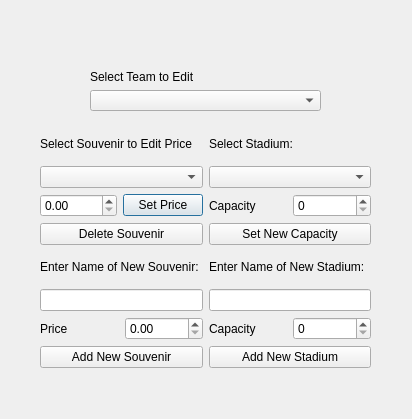
First picture: the form in adminwindow.ui, repository dal07065/Let-s-Play-NFL-Football, before the edit.
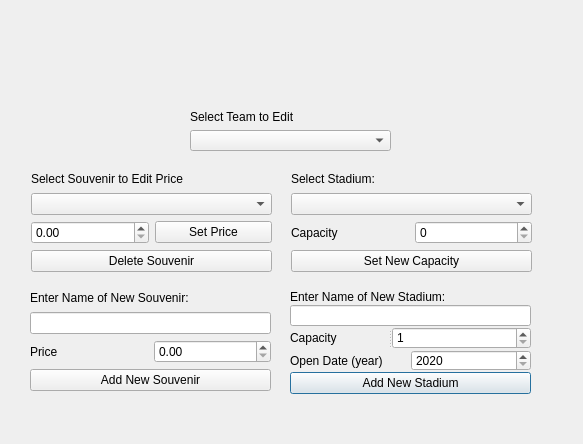
Second picture: the form after the edit. Icons and pictures are not drawn.

The edit to the form file:
```diff
--- a/adminwindow.ui
+++ b/adminwindow.ui
@@ -6,8 +6,8 @@
    <rect>
     <x>0</x>
     <y>0</y>
-    <width>412</width>
-    <height>419</height>
+    <width>583</width>
+    <height>444</height>
    </rect>
   </property>
   <property name="windowTitle">
@@ -16,10 +16,10 @@
   <widget class="QLabel" name="label_2">
    <property name="geometry">
     <rect>
-     <x>40</x>
-     <y>10</y>
-     <width>331</width>
-     <height>51</height>
+     <x>42</x>
+     <y>12</y>
+     <width>496</width>
+     <height>90</height>
     </rect>
    </property>
    <property name="text">
@@ -32,18 +32,27 @@
     <bool>true</bool>
    </property>
   </widget>
-  <widget class="QWidget" name="">
+  <widget class="QWidget" name="layoutWidget">
    <property name="geometry">
     <rect>
-     <x>90</x>
-     <y>70</y>
-     <width>231</width>
+     <x>190</x>
+     <y>110</y>
+     <width>201</width>
      <height>41</height>
     </rect>
    </property>
-   <layout class="QVBoxLayout" name="Layout_SelectTeam">
+   <layout class="QVBoxLayout" name="verticalLayout">
     <item>
      <widget class="QLabel" name="label">
+      <property name="frameShape">
+       <enum>QFrame::NoFrame</enum>
+      </property>
+      <property name="frameShadow">
+       <enum>QFrame::Plain</enum>
+      </property>
+      <property name="lineWidth">
+       <number>1</number>
+      </property>
       <property name="text">
        <string>Select Team to Edit</string>
       </property>
@@ -54,22 +63,125 @@
     </item>
    </layout>
   </widget>
-  <widget class="QWidget" name="">
+  <widget class="QWidget" name="layoutWidget">
+   <property name="enabled">
+    <bool>true</bool>
+   </property>
    <property name="geometry">
     <rect>
-     <x>40</x>
-     <y>127</y>
-     <width>331</width>
-     <height>241</height>
+     <x>290</x>
+     <y>290</y>
+     <width>241</width>
+     <height>104</height>
     </rect>
    </property>
-   <layout class="QGridLayout" name="gridLayout">
-    <item row="0" column="0">
+   <layout class="QVBoxLayout" name="verticalLayout_2">
+    <property name="spacing">
+     <number>1</number>
+    </property>
+    <item>
+     <widget class="QLabel" name="label_NewStadium">
+      <property name="enabled">
+       <bool>true</bool>
+      </property>
+      <property name="frameShadow">
+       <enum>QFrame::Sunken</enum>
+      </property>
+      <property name="text">
+       <string>Enter Name of New Stadium:</string>
+      </property>
+     </widget>
+    </item>
+    <item>
+     <widget class="QLineEdit" name="lineEdit_NewStadium">
+      <property name="enabled">
+       <bool>true</bool>
+      </property>
+     </widget>
+    </item>
+    <item>
+     <widget class="QSplitter" name="splitter">
+      <property name="enabled">
+       <bool>true</bool>
+      </property>
+      <property name="orientation">
+       <enum>Qt::Horizontal</enum>
+      </property>
+      <widget class="QLabel" name="label_NewStadium_Capacity">
+       <property name="enabled">
+        <bool>true</bool>
+       </property>
+       <property name="text">
+        <string>Capacity</string>
+       </property>
+      </widget>
+      <widget class="QSpinBox" name="spinBox_NewStadium_Capacity">
+       <property name="enabled">
+        <bool>true</bool>
+       </property>
+       <property name="minimum">
+        <number>1</number>
+       </property>
+       <property name="maximum">
+        <number>100000</number>
+       </property>
+      </widget>
+     </widget>
+    </item>
+    <item>
      <layout class="QHBoxLayout" name="horizontalLayout">
       <item>
-       <layout class="QVBoxLayout" name="Layout_SelectSouvenir">
+       <widget class="QLabel" name="label_NewStadium_OpenDate">
+        <property name="enabled">
+         <bool>true</bool>
+        </property>
+        <property name="text">
+         <string>Open Date (year)</string>
+        </property>
+       </widget>
+      </item>
+      <item>
+       <widget class="QSpinBox" name="spinBox_NewStadium_Date">
+        <property name="enabled">
+         <bool>true</bool>
+        </property>
+        <property name="minimum">
+         <number>2020</number>
+        </property>
+        <property name="maximum">
+         <number>9999</number>
+        </property>
+       </widget>
+      </item>
+     </layout>
+    </item>
+    <item>
+     <widget class="QPushButton" name="pushButton_NewStadium_Add">
+      <property name="enabled">
+       <bool>true</bool>
+      </property>
+      <property name="text">
+       <string>Add New Stadium</string>
+      </property>
+     </widget>
+    </item>
+   </layout>
+  </widget>
+  <widget class="QWidget" name="layoutWidget">
+   <property name="geometry">
+    <rect>
+     <x>31</x>
+     <y>171</y>
+     <width>241</width>
+     <height>101</height>
+    </rect>
+   </property>
+   <layout class="QVBoxLayout" name="verticalLayout_4">
         <item>
          <widget class="QLabel" name="label_SelectSouvenir">
+      <property name="frameShadow">
+       <enum>QFrame::Raised</enum>
+      </property>
           <property name="text">
            <string>Select Souvenir to Edit Price</string>
           </property>
@@ -79,7 +191,7 @@
          <widget class="QComboBox" name="comboBox_SelectSouvenir"/>
         </item>
         <item>
-         <layout class="QHBoxLayout" name="horizontalLayout_2">
+     <layout class="QHBoxLayout" name="horizontalLayout_3">
           <item>
            <widget class="QDoubleSpinBox" name="doubleSpinBox_SelectSouvenir_Price">
             <property name="maximum">
@@ -107,54 +219,22 @@
          </widget>
         </item>
        </layout>
-      </item>
-      <item>
-       <layout class="QVBoxLayout" name="Layout_SelectStadium">
-        <item>
-         <widget class="QLabel" name="label_SelectStadium">
-          <property name="text">
-           <string>Select Stadium:</string>
-          </property>
-         </widget>
-        </item>
-        <item>
-         <widget class="QComboBox" name="comboBox_SelectStadium"/>
-        </item>
-        <item>
-         <layout class="QHBoxLayout" name="horizontalLayout_4">
-          <item>
-           <widget class="QLabel" name="label_SelectStadium_Capacity">
-            <property name="text">
-             <string>Capacity</string>
-            </property>
-           </widget>
-          </item>
-          <item>
-           <widget class="QSpinBox" name="spinBox_SelectStadium_SetCapacity">
-            <property name="maximum">
-             <number>1000000</number>
-            </property>
-           </widget>
-          </item>
-         </layout>
-        </item>
-        <item>
-         <widget class="QPushButton" name="pushButton_SelectStadium_SetCapacity">
-          <property name="text">
-           <string>Set New Capacity</string>
-          </property>
-         </widget>
-        </item>
-       </layout>
-      </item>
-     </layout>
-    </item>
-    <item row="1" column="0">
-     <layout class="QHBoxLayout" name="horizontalLayout_6">
-      <item>
-       <layout class="QVBoxLayout" name="verticalLayout">
+  </widget>
+  <widget class="QWidget" name="layoutWidget">
+   <property name="geometry">
+    <rect>
+     <x>30</x>
+     <y>290</y>
+     <width>241</width>
+     <height>101</height>
+    </rect>
+   </property>
+   <layout class="QVBoxLayout" name="verticalLayout_5">
         <item>
          <widget class="QLabel" name="label_NewSouvenir">
+      <property name="frameShadow">
+       <enum>QFrame::Sunken</enum>
+      </property>
           <property name="text">
            <string>Enter Name of New Souvenir:</string>
           </property>
@@ -164,7 +244,7 @@
          <widget class="QLineEdit" name="lineEdit_NewSouvenir_Name"/>
         </item>
         <item>
-         <layout class="QHBoxLayout" name="horizontalLayout_5">
+     <layout class="QHBoxLayout" name="horizontalLayout_4">
           <item>
            <widget class="QLabel" name="label_NewSouvenir_Price">
             <property name="text">
@@ -192,43 +272,54 @@
          </widget>
         </item>
        </layout>
-      </item>
+  </widget>
+  <widget class="QWidget" name="layoutWidget">
+   <property name="geometry">
+    <rect>
+     <x>291</x>
+     <y>171</y>
+     <width>241</width>
+     <height>101</height>
+    </rect>
+   </property>
+   <layout class="QVBoxLayout" name="verticalLayout_3">
       <item>
-       <layout class="QVBoxLayout" name="Layout_NewStadium">
-        <item>
-         <widget class="QLabel" name="label_NewStadium">
+     <widget class="QLabel" name="label_SelectStadium">
+      <property name="frameShadow">
+       <enum>QFrame::Raised</enum>
+      </property>
           <property name="text">
-           <string>Enter Name of New Stadium:</string>
+       <string>Select Stadium:</string>
           </property>
          </widget>
         </item>
         <item>
-         <widget class="QLineEdit" name="lineEdit_NewStadium"/>
+     <widget class="QComboBox" name="comboBox_SelectStadium"/>
         </item>
         <item>
-         <layout class="QHBoxLayout" name="horizontalLayout_3">
+     <layout class="QHBoxLayout" name="horizontalLayout_2">
           <item>
-           <widget class="QLabel" name="label_NewStadium_Capacity">
+       <widget class="QLabel" name="label_SelectStadium_Capacity">
             <property name="text">
              <string>Capacity</string>
             </property>
            </widget>
           </item>
           <item>
-           <widget class="QSpinBox" name="spinBox_NewStadium_Capacity"/>
+       <widget class="QSpinBox" name="spinBox_SelectStadium_SetCapacity">
+        <property name="maximum">
+         <number>1000000</number>
+        </property>
+       </widget>
           </item>
          </layout>
         </item>
         <item>
-         <widget class="QPushButton" name="pushButton_NewStadium_Add">
+     <widget class="QPushButton" name="pushButton_SelectStadium_SetCapacity">
           <property name="text">
-           <string>Add New Stadium</string>
-          </property>
-         </widget>
-        </item>
-       </layout>
-      </item>
-     </layout>
+       <string>Set New Capacity</string>
+      </property>
+     </widget>
     </item>
    </layout>
   </widget>
```
Left out of the diff: 2 changed lines with no effect on the pictures. Lines whose indentation alone changed are shown as unchanged.
